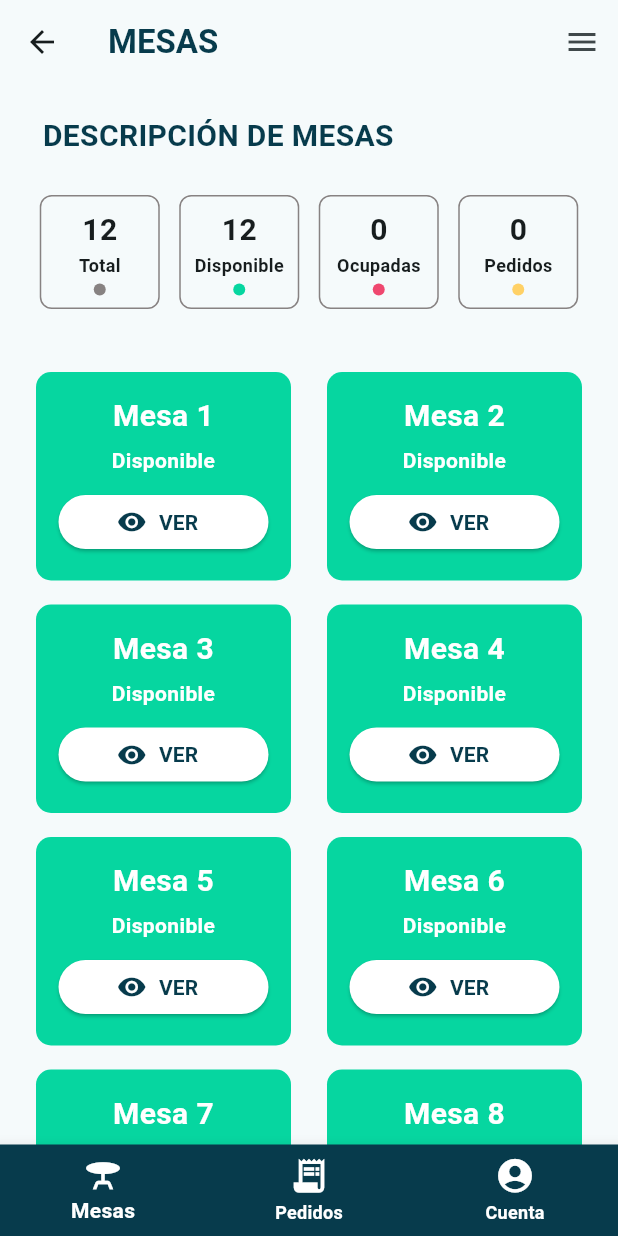
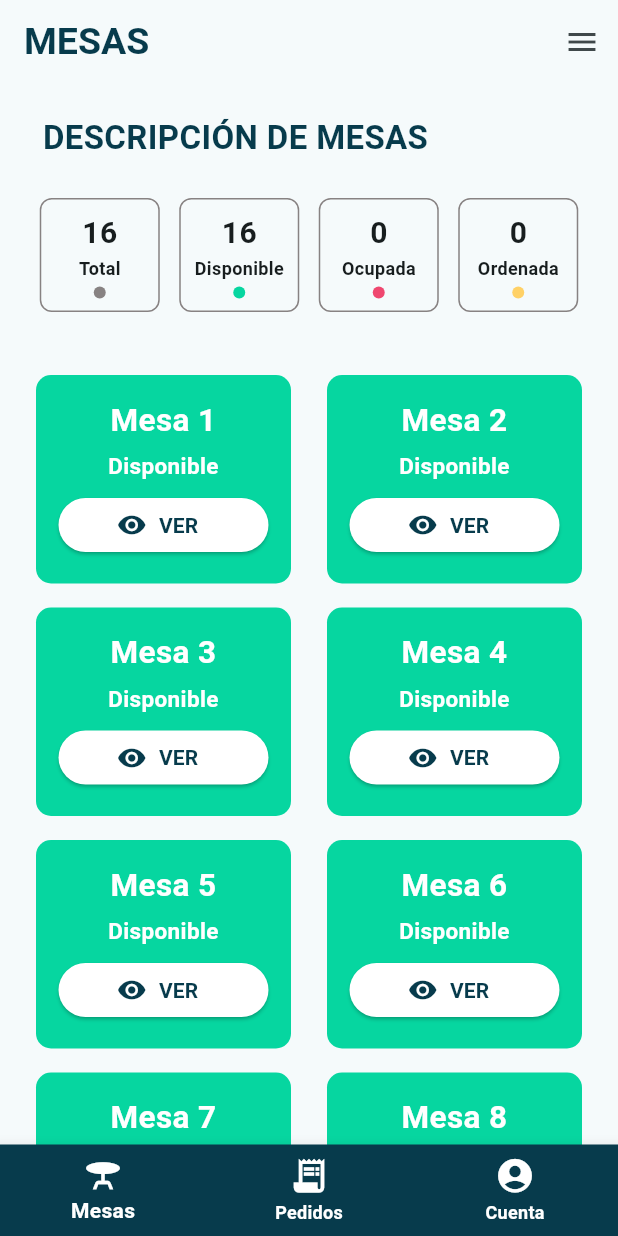
Before and after one commit to Bela1810/SmartDinner, a Flutter app: the TableScreen screen opened directly, on a phone screen of 412 x 824 dp. Run offline on Flutter 3.47's test engine with Material 3 defaults, Android fonts, the phone set to English and light mode, and no system bars; our stand-ins replace firebase_auth, firebase_core, image_picker; accounts and stored records are empty; network calls fail.

Commit message:
algo de navegacion conectadas, falta arreglar más vistas, y conectar lo del admin

```diff
--- /dev/null
+++ b/lib/model/table_model.dart
@@ -0,0 +1,6 @@
+class TableModel{
+  final String name;
+  String status;
+
+  TableModel({required this.name, required this.status});
+}
--- a/lib/ui/screens/table_screen/table_screen.dart
+++ b/lib/ui/screens/table_screen/table_screen.dart
@@ -1,5 +1,7 @@
 import 'package:flutter/material.dart';
 import 'package:smartdinner/data/services/authentication/auth_service.dart';
+import 'package:smartdinner/model/table_model.dart';
+import 'package:smartdinner/ui/screens/menu_screen/menu_screen.dart';
 import 'package:smartdinner/ui/widgets/bottom_nav_bar.dart';
 import 'package:smartdinner/ui/widgets/table_card.dart';
 import 'package:smartdinner/ui/widgets/table_description.dart';
@@ -12,29 +14,26 @@ class TableScreen extends StatefulWidget {
 }
 
 class _TableScreenState extends State<TableScreen> {
-  List<Map<String, String>> tables = List.generate(
-    12,
-    (i) => {
-      "name": "Mesa ${i + 1}",
-      "status": "Disponible",
-    },
+  List<TableModel> tableList = List.generate(
+    16,
+    (i) => TableModel(name: "Mesa ${i + 1}", status: "Disponible"),
   );
 
-  final List<String> statuses = ['Disponible', 'Pedido', 'Ocupada'];
+  final List<String> statusOptions = ['Disponible', 'Ordenada', 'Ocupada'];
 
-  void changeStatus(int index) {
-    final currentStatus = tables[index]['status']!;
-    final nextIndex = (statuses.indexOf(currentStatus) + 1) % statuses.length;
+  void updateTableStatus(int index) {
+    final currentStatus = tableList[index].status;
+    final nextStatusIndex = (statusOptions.indexOf(currentStatus) + 1) % statusOptions.length;
 
     setState(() {
-      tables[index]['status'] = statuses[nextIndex];
+      tableList[index].status = statusOptions[nextStatusIndex];
     });
   }
 
-  Future<void> handleAuth() async {
+  Future<void> handleSignOut() async {
     AuthService authService = AuthService();
     await authService.signOut();
-  } //TODO: Organizar esto
+  }
 
   @override
   Widget build(BuildContext context) {
@@ -42,37 +41,47 @@ class _TableScreenState extends State<TableScreen> {
       appBar: AppBar(
         title: Text(
           'MESAS',
-          style:
-              TextStyle(color: Color(0xFF073B4C), fontWeight: FontWeight.bold),
+          style: TextStyle(
+            color: Color(0xFF073B4C),
+            fontWeight: FontWeight.bold,
+            fontSize: 25),
         ),
         actions: [
-          IconButton(icon: Icon(Icons.menu), onPressed: handleAuth)
-        ], //TODO: Aqui tambien
+          IconButton(icon: Icon(Icons.menu), onPressed: handleSignOut),  //TO DO: Arreglar Cerrar
+        ],
       ),
       body: Column(
         children: [
-          TableDescription(tables: tables),
+          TableDescription(tables: tableList),
           Expanded(
             child: GridView.builder(
               padding: EdgeInsets.all(16),
-              itemCount: tables.length,
+              itemCount: tableList.length,
               gridDelegate: SliverGridDelegateWithFixedCrossAxisCount(
                 crossAxisCount: 2,
                 crossAxisSpacing: 8,
                 childAspectRatio: 1.2,
               ),
               itemBuilder: (context, index) {
+                final table = tableList[index];
                 return TableCard(
-                  name: tables[index]["name"]!,
-                  status: tables[index]["status"]!,
-                  onPressed: () => changeStatus(index),
+                  name: table.name,
+                  status: table.status,
+                  onPressed: () {
+                    Navigator.push(
+                      context,
+                      MaterialPageRoute(
+                        builder: (context) => MenuScreen(table: table),
+                      ),
+                    );
+                  },
                 );
               },
             ),
           ),
         ],
       ),
-      bottomNavigationBar: TableBottomNavBar(),
+      bottomNavigationBar: TableBottomNavBar(currentIndex: 0),
     );
   }
 }
--- a/lib/ui/widgets/bottom_nav_bar.dart
+++ b/lib/ui/widgets/bottom_nav_bar.dart
@@ -1,17 +1,50 @@
 import 'package:flutter/material.dart';
+import 'package:smartdinner/ui/screens/order_tables_screen/order_tables_screen.dart';
+import 'package:smartdinner/ui/screens/table_screen/table_screen.dart';
+import 'package:smartdinner/ui/screens/user_account_screen/user_account.dart';
 
 class TableBottomNavBar extends StatelessWidget {
-  const TableBottomNavBar({super.key});
+  final int currentIndex;
+
+  const TableBottomNavBar({super.key, required this.currentIndex});
+
+  void _onItemTapped(BuildContext context, int index) {
+    if (index == currentIndex) return;
+
+    switch (index) {
+      case 0:
+        Navigator.pushReplacement(
+          context,
+          MaterialPageRoute(builder: (_) => TableScreen()),
+        );
+        break;
+      case 1:
+        Navigator.pushReplacement(
+          context,
+          MaterialPageRoute(builder: (_) => OrderTablesScreen()),
+        );
+        break;
+      case 2:
+        Navigator.pushReplacement(
+          context,
+          MaterialPageRoute(builder: (_) => UserAccountScreen()),
+        );
+        break;
+    }
+  }
 
   @override
   Widget build(BuildContext context) {
     return BottomNavigationBar(
       backgroundColor: const Color(0xFF073B4C),
-      currentIndex: 0,
+      currentIndex: currentIndex,
       selectedItemColor: Colors.white,
       unselectedItemColor: Colors.white,
-      selectedLabelStyle: const TextStyle(color: Colors.white, fontWeight: FontWeight.bold),
-      unselectedLabelStyle: const TextStyle(color: Colors.white, fontWeight: FontWeight.bold),
+      selectedLabelStyle: const TextStyle(
+          color: Colors.white, fontWeight: FontWeight.bold),
+      unselectedLabelStyle: const TextStyle(
+          color: Colors.white, fontWeight: FontWeight.bold),
+      onTap: (index) => _onItemTapped(context, index),
       items: const [
         BottomNavigationBarItem(
           icon: Icon(Icons.table_bar, size: 27),
--- a/lib/ui/widgets/table_card.dart
+++ b/lib/ui/widgets/table_card.dart
@@ -43,7 +43,7 @@ class TableCard extends StatelessWidget {
             style: const TextStyle(
               color: Colors.white,
               fontWeight: FontWeight.bold,
-              fontSize: 20,
+              fontSize: 21,
             ),
             textAlign: TextAlign.center,
           ),
@@ -53,7 +53,7 @@ class TableCard extends StatelessWidget {
             style: const TextStyle(
               color: Colors.white,
               fontWeight: FontWeight.bold,
-              fontSize: 14),
+              fontSize: 15),
             textAlign: TextAlign.center,
           ),
           const Spacer(),
--- a/lib/ui/widgets/table_description.dart
+++ b/lib/ui/widgets/table_description.dart
@@ -1,29 +1,30 @@
 import 'package:flutter/material.dart';
+import 'package:smartdinner/model/table_model.dart';
 import 'package:smartdinner/ui/widgets/box_description.dart';
 
 class TableDescription extends StatelessWidget {
-  final List<Map<String, String>> tables;
+  final List<TableModel> tables;
 
   const TableDescription({super.key, required this.tables});
 
   @override
   Widget build(BuildContext context) {
     int total = tables.length;
-    int available = tables.where((t) => t["status"] == "Disponible").length;
-    int occupied = tables.where((t) => t["status"] == "Ocupada").length;
-    int orders = tables.where((t) => t["status"] == "Pedido").length;
+    int available = tables.where((t) => t.status == "Disponible").length;
+    int occupied = tables.where((t) => t.status == "Ocupada").length;
+    int orders = tables.where((t) => t.status == "Pedido").length;
 
     return Column(
       crossAxisAlignment: CrossAxisAlignment.start,
       children: [
         const SizedBox(height: 20),
         const Padding(
-          padding: EdgeInsets.symmetric( horizontal: 17),
+          padding: EdgeInsets.symmetric(horizontal: 17),
           child: Text(
             'DESCRIPCIÓN DE MESAS',
             style: TextStyle(
               fontWeight: FontWeight.bold,
-              fontSize: 20,
+              fontSize: 22,
               color: Color(0xFF073B4C),
             ),
           ),
@@ -37,8 +38,8 @@ class TableDescription extends StatelessWidget {
             children: [
               DescriptionBox(value: '$total', label: 'Total', color: const Color(0xFF878282)),
               DescriptionBox(value: '$available', label: 'Disponible', color: const Color(0XFF06D6A0)),
-              DescriptionBox(value: '$occupied', label: 'Ocupadas', color: const Color(0XFFEF476F)),
-              DescriptionBox(value: '$orders', label: 'Pedidos', color: const Color(0XFFFFD166)),
+              DescriptionBox(value: '$occupied', label: 'Ocupada', color: const Color(0XFFEF476F)),
+              DescriptionBox(value: '$orders', label: 'Ordenada', color: const Color(0XFFFFD166)),
             ],
           ),
         ),
```
Also changed, not shown: lib/model/menu_item.dart (+31 -17 lines), lib/ui/screens/menu_screen/menu_screen.dart (+44 -97 lines), lib/ui/screens/order_tables_screen/order_tables_screen.dart (added, +24 -0 lines), lib/ui/screens/user_account_screen/user_account.dart (+4 -4 lines), lib/ui/widgets/button_order.dart (added, +33 -0 lines), lib/ui/widgets/category_list.dart (added, +59 -0 lines), lib/ui/widgets/circular_image.dart (added, +19 -0 lines), lib/ui/widgets/menu_card.dart (added, +57 -0 lines), lib/ui/widgets/menu_title.dart (added, +19 -0 lines), lib/ui/widgets/product_detail.dart (added, +30 -0 lines), lib/ui/widgets/product_image.dart (added, +36 -0 lines), lib/ui/widgets/selection_button.dart (added, +20 -0 lines), 1 other file.
